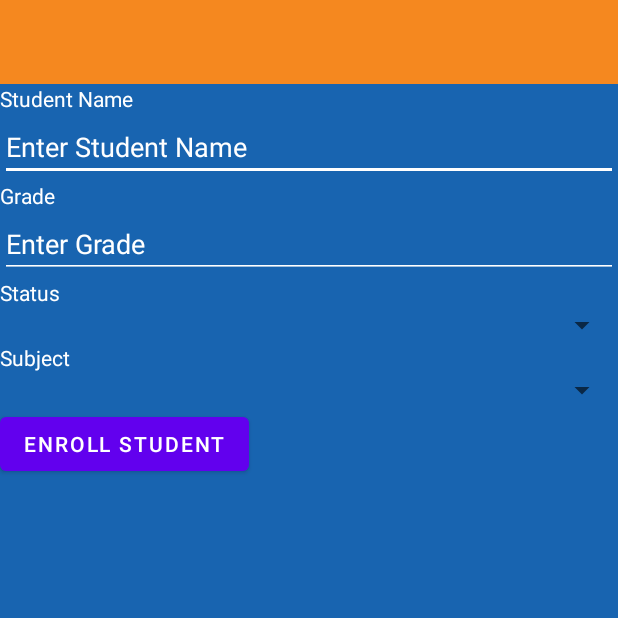
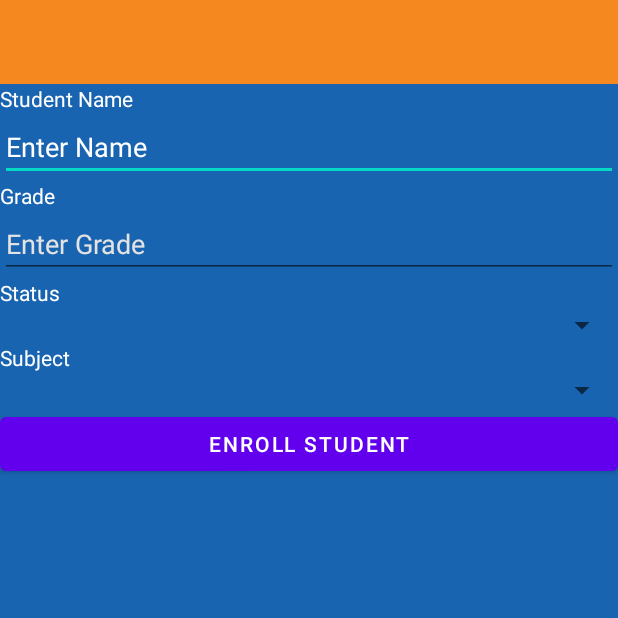
Before and after one commit to DoctoraCics/MobileProgrammingProject, an Android app: the Enroll_Student_Screen screen opened directly, with no data from a screen before it, on a phone screen of 412 x 824 dp, the top half of it. Run offline under Robolectric (Android 15) with nearby library versions, the phone set to English and light mode, and no system bars.

Commit message:
Front end
Major update on front end

```diff
--- a/app/src/main/res/layout/activity_enroll_student_screen.xml
+++ b/app/src/main/res/layout/activity_enroll_student_screen.xml
@@ -21,50 +21,48 @@
             android:theme="?attr/actionBarTheme" />
 
         <TextView
-            android:id="@+id/textView4"
+            android:id="@+id/enterSubj2"
             android:layout_width="match_parent"
             android:layout_height="wrap_content"
-            android:textColor="@color/white"
-            android:text="Student Name" />
+            android:text="Student Name"
+            android:textColor="@color/white" />
 
         <EditText
-            android:id="@+id/editTextTextPersonName2"
+            android:id="@+id/studentname"
             android:layout_width="match_parent"
             android:layout_height="wrap_content"
             android:ems="10"
-            android:hint="Enter Student Name"
-            android:textColor="@color/white"
-            android:backgroundTint="@color/white"
-            android:textColorHint="@color/white"
-            android:inputType="textPersonName" />
+            android:hint="Enter Name"
+            android:inputType="textPersonName"
+            android:textColor="#1E000000"
+            android:textColorHint="#FFFFFF" />
 
         <TextView
             android:id="@+id/textView3"
             android:layout_width="match_parent"
             android:layout_height="wrap_content"
-            android:textColor="@color/white"
-            android:text="Grade" />
+            android:text="Grade"
+            android:textColor="@color/white" />
 
         <EditText
-            android:id="@+id/editTextTextPersonName"
+            android:id="@+id/entergrade"
             android:layout_width="match_parent"
             android:layout_height="wrap_content"
             android:ems="10"
             android:hint="Enter Grade"
-            android:textColor="@color/white"
-            android:backgroundTint="@color/white"
-            android:textColorHint="@color/white"
-            android:inputType="textPersonName" />
+            android:inputType="textPersonName"
+            android:textColor="#FFFFFF"
+            android:textColorHint="#E4E3E3" />
 
         <TextView
             android:id="@+id/textView2"
             android:layout_width="match_parent"
             android:layout_height="wrap_content"
-            android:textColor="@color/white"
-            android:text="Status" />
+            android:text="Status"
+            android:textColor="@color/white" />
 
         <Spinner
-            android:id="@+id/spinner2"
+            android:id="@+id/statusspinner"
             android:layout_width="match_parent"
             android:layout_height="wrap_content" />
 
@@ -72,17 +70,17 @@
             android:id="@+id/textView5"
             android:layout_width="match_parent"
             android:layout_height="wrap_content"
-            android:textColor="@color/white"
-            android:text="Subject" />
+            android:text="Subject"
+            android:textColor="@color/white" />
 
         <Spinner
-            android:id="@+id/spinner3"
+            android:id="@+id/subjectspinner"
             android:layout_width="match_parent"
             android:layout_height="wrap_content" />
 
         <Button
-            android:id="@+id/button3"
-            android:layout_width="wrap_content"
+            android:id="@+id/enrollstudent"
+            android:layout_width="match_parent"
             android:layout_height="wrap_content"
             android:text="Enroll Student" />
 
```
Also changed, not shown: app/src/main/res/layout/activity_about_screen.xml (+11 -1 lines), app/src/main/res/layout/activity_add_subject_screen.xml (+9 -9 lines), app/src/main/res/layout/activity_developers_screen.xml (+14 -0 lines), app/src/main/res/layout/activity_specific_subject_screen.xml (+14 -11 lines), app/src/main/res/layout/activity_subject_screen.xml (+5 -4 lines), app/src/main/res/layout/activity_update_student_screen.xml (+13 -16 lines), app/src/main/res/layout/activity_update_subject_screen.xml (+11 -15 lines).
